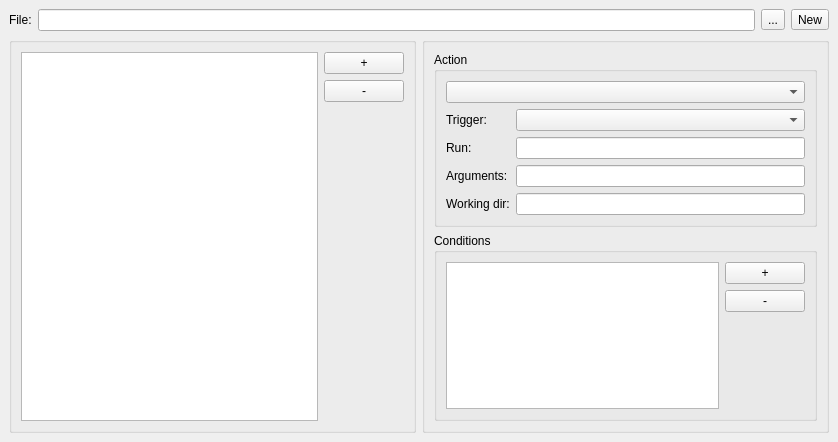
This is src/libs/libiveditor/context/action/editor/dynactioneditorwidget.ui in esa/spacecreator as Qt 5 draws it before an edit. The edited form follows.
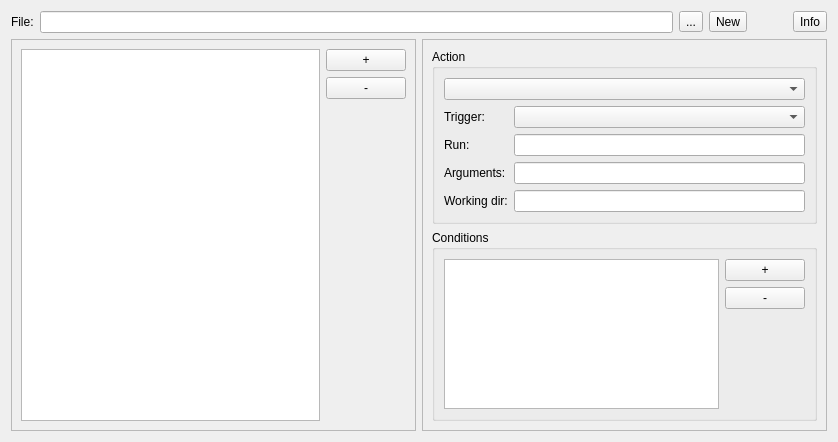
This is the edited form.

Commit message: 352 Remove default actions

The edit to the form file:
```diff
--- a/src/libs/libiveditor/context/action/editor/dynactioneditorwidget.ui
+++ b/src/libs/libiveditor/context/action/editor/dynactioneditorwidget.ui
@@ -14,18 +14,6 @@
    <string>Form</string>
   </property>
   <layout class="QGridLayout" name="gridLayout_4">
-   <property name="leftMargin">
-    <number>9</number>
-   </property>
-   <property name="topMargin">
-    <number>9</number>
-   </property>
-   <property name="rightMargin">
-    <number>9</number>
-   </property>
-   <property name="bottomMargin">
-    <number>9</number>
-   </property>
    <item row="0" column="0" colspan="2">
     <layout class="QHBoxLayout" name="horizontalLayout">
      <item>
@@ -56,12 +44,38 @@
        </property>
       </widget>
      </item>
+     <item>
+      <spacer name="horizontalSpacer">
+       <property name="orientation">
+        <enum>Qt::Horizontal</enum>
+       </property>
+       <property name="sizeType">
+        <enum>QSizePolicy::Fixed</enum>
+       </property>
+       <property name="sizeHint" stdset="0">
+        <size>
+         <width>40</width>
+         <height>20</height>
+        </size>
+       </property>
+      </spacer>
+     </item>
+     <item>
+      <widget class="QToolButton" name="btnInfo">
+       <property name="text">
+        <string>Info</string>
+       </property>
+      </widget>
+     </item>
     </layout>
    </item>
    <item row="1" column="0">
-    <widget class="QGroupBox" name="groupBox">
-     <property name="title">
-      <string/>
+    <widget class="QFrame" name="frame">
+     <property name="frameShape">
+      <enum>QFrame::StyledPanel</enum>
+     </property>
+     <property name="frameShadow">
+      <enum>QFrame::Raised</enum>
      </property>
      <layout class="QGridLayout" name="gridLayout">
       <item row="0" column="0" rowspan="3">
@@ -98,9 +112,12 @@
     </widget>
    </item>
    <item row="1" column="1">
-    <widget class="QGroupBox" name="gbActionDetails">
-     <property name="title">
-      <string/>
+    <widget class="QFrame" name="gbActionDetails">
+     <property name="frameShape">
+      <enum>QFrame::StyledPanel</enum>
+     </property>
+     <property name="frameShadow">
+      <enum>QFrame::Raised</enum>
      </property>
      <layout class="QVBoxLayout" name="verticalLayout" stretch="1,2">
       <item>
```
The commit also changes 7 other files.
